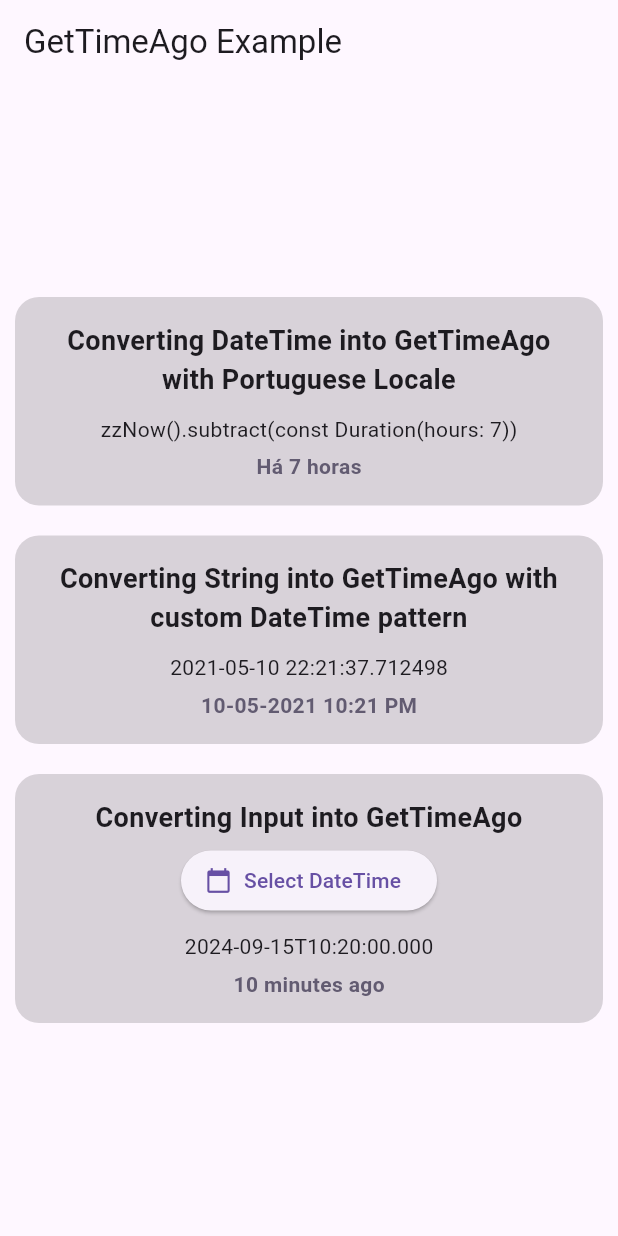
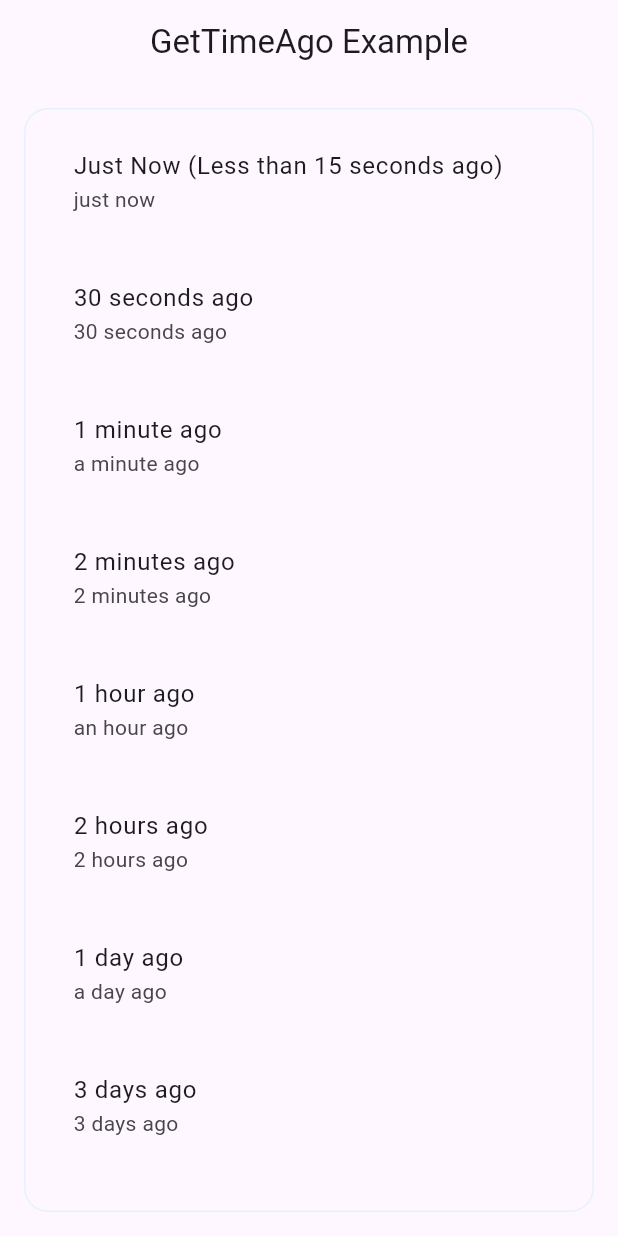
Before and after one commit to nixrajput/get-time-ago, a Flutter app: the screen it shows after launch, on a phone screen of 412 x 824 dp. Run offline on Flutter 3.47's test engine with Material 3 defaults, Android fonts, the light colour scheme and no system bars.

Commit message:
Updated to v2.0.0

```diff
--- a/example/lib/main.dart
+++ b/example/lib/main.dart
@@ -3,163 +3,142 @@ import 'package:get_time_ago/get_time_ago.dart';
 
 void main() {
   WidgetsFlutterBinding.ensureInitialized();
-  runApp(MyApp());
+  runApp(GetTimeAgoExampleApp());
 }
 
-class MyApp extends StatelessWidget {
+class GetTimeAgoExampleApp extends StatelessWidget {
   @override
-  Widget build(BuildContext context) => MaterialApp(
+  Widget build(BuildContext context) {
+    return MaterialApp(
       title: 'GetTimeAgo Example',
-        debugShowCheckedModeBanner: false,
       theme: ThemeData(
         visualDensity: VisualDensity.adaptivePlatformDensity,
         brightness: Brightness.light,
+        primarySwatch: Colors.blue,
       ),
       darkTheme: ThemeData(
         visualDensity: VisualDensity.adaptivePlatformDensity,
         brightness: Brightness.dark,
+        primarySwatch: Colors.blue,
       ),
-        home: HomePage(),
+      home: GetTimeAgoExampleScreen(),
     );
-}
-
-class HomePage extends StatefulWidget {
-  @override
-  _HomePageState createState() => _HomePageState();
-}
-
-class _HomePageState extends State<HomePage> {
-  var _dateTime = DateTime.now().subtract(const Duration(minutes: 10));
-  final _sevenHoursAgo = DateTime.now().subtract(const Duration(hours: 7));
-  final _timestamp = '2021-05-10 22:21:37.712498';
-
-  Future<void> _selectDate() async {
-    var pickedDate = await showDatePicker(
-        context: context,
-        initialDate: DateTime.now(),
-        firstDate: DateTime(1900),
-        lastDate: DateTime.now());
-    if (pickedDate != null) {
-      setState(() {
-        _dateTime = pickedDate;
-      });
   }
 }
 
+class GetTimeAgoExampleScreen extends StatelessWidget {
+  // Helper function to get the DateTime relative to now
+  DateTime _getRelativeDateTime(Duration duration) {
+    return DateTime.now().subtract(duration);
+  }
+
   @override
-  Widget build(BuildContext context) => Scaffold(
+  Widget build(BuildContext context) {
+    return Scaffold(
       appBar: AppBar(
         title: const Text('GetTimeAgo Example'),
+        centerTitle: true,
+        backgroundColor: Theme.of(context).appBarTheme.backgroundColor,
       ),
-        body: Container(
-          padding: const EdgeInsets.all(10.0),
+      body: SafeArea(
         child: Center(
-            child: Column(
-              mainAxisSize: MainAxisSize.min,
-              mainAxisAlignment: MainAxisAlignment.center,
+          child: Container(
+            padding: const EdgeInsets.all(16),
+            margin: const EdgeInsets.all(16),
+            decoration: BoxDecoration(
+              borderRadius: const BorderRadius.all(Radius.circular(16.0)),
+              border: Border.all(color: Colors.blue.shade50),
+            ),
+            child: ListView(
+              shrinkWrap: true,
+              physics: const BouncingScrollPhysics(),
               children: [
-                CustomContainer(
-                  child: Column(
-                    mainAxisSize: MainAxisSize.min,
-                    children: [
-                      const Text(
-                        'Converting DateTime into GetTimeAgo with Portuguese Locale',
-                        textAlign: TextAlign.center,
-                        style: TextStyle(
-                          fontSize: 18.0,
-                          fontWeight: FontWeight.bold,
+                _buildExampleTile(
+                  context,
+                  'Just Now (Less than 15 seconds ago)',
+                  GetTimeAgo.parse(
+                    _getRelativeDateTime(const Duration(seconds: 10)),
                   ),
                 ),
-                      const SizedBox(height: 10.0),
-                      const Text(
-                          "DateTime.now().subtract(const Duration(hours: 7))"),
-                      const SizedBox(height: 5.0),
-                      Text(
-                        GetTimeAgo.parse(_sevenHoursAgo, locale: 'pt'),
-                        style: TextStyle(
-                            color: Theme.of(context).colorScheme.secondary,
-                            fontWeight: FontWeight.bold),
-                      ),
-                    ],
+                _buildExampleTile(
+                  context,
+                  '30 seconds ago',
+                  GetTimeAgo.parse(
+                    _getRelativeDateTime(const Duration(seconds: 30)),
                   ),
                 ),
-                const SizedBox(height: 20.0),
-                CustomContainer(
-                  child: Column(
-                    mainAxisSize: MainAxisSize.min,
-                    children: [
-                      const Text(
-                        'Converting String into GetTimeAgo with custom DateTime pattern',
-                        textAlign: TextAlign.center,
-                        style: TextStyle(
-                          fontSize: 18.0,
-                          fontWeight: FontWeight.bold,
+                _buildExampleTile(
+                  context,
+                  '1 minute ago',
+                  GetTimeAgo.parse(
+                    _getRelativeDateTime(const Duration(minutes: 1)),
                   ),
                 ),
-                      const SizedBox(height: 10.0),
-                      Text(_timestamp),
-                      const SizedBox(height: 5.0),
-                      Text(
+                _buildExampleTile(
+                  context,
+                  '2 minutes ago',
                   GetTimeAgo.parse(
-                          DateTime.parse(_timestamp),
-                          pattern: "dd-MM-yyyy hh:mm aa",
-                        ),
-                        style: TextStyle(
-                            color: Theme.of(context).colorScheme.secondary,
-                            fontWeight: FontWeight.bold),
-                      ),
-                    ],
+                    _getRelativeDateTime(const Duration(minutes: 2)),
                   ),
                 ),
-                const SizedBox(height: 20.0),
-                CustomContainer(
-                  child: Column(
-                    mainAxisSize: MainAxisSize.min,
-                    children: [
-                      const Text(
-                        'Converting Input into GetTimeAgo',
-                        textAlign: TextAlign.center,
-                        style: TextStyle(
-                            fontSize: 18.0, fontWeight: FontWeight.bold),
+                _buildExampleTile(
+                  context,
+                  '1 hour ago',
+                  GetTimeAgo.parse(
+                    _getRelativeDateTime(const Duration(hours: 1)),
                   ),
-                      const SizedBox(height: 5.0),
-                      ElevatedButton.icon(
-                        onPressed: _selectDate,
-                        icon: const Icon(Icons.calendar_today),
-                        label: const Text('Select DateTime'),
                 ),
-                      const SizedBox(height: 10.0),
-                      Text(_dateTime.toIso8601String()),
-                      const SizedBox(height: 5.0),
-                      Text(
-                        GetTimeAgo.parse(_dateTime),
-                        style: TextStyle(
-                          color: Theme.of(context).colorScheme.secondary,
-                          fontWeight: FontWeight.bold,
+                _buildExampleTile(
+                  context,
+                  '2 hours ago',
+                  GetTimeAgo.parse(
+                    _getRelativeDateTime(const Duration(hours: 2)),
+                  ),
+                ),
+                _buildExampleTile(
+                  context,
+                  '1 day ago',
+                  GetTimeAgo.parse(
+                    _getRelativeDateTime(const Duration(days: 1)),
+                  ),
+                ),
+                _buildExampleTile(
+                  context,
+                  '3 days ago',
+                  GetTimeAgo.parse(
+                    _getRelativeDateTime(const Duration(days: 3)),
+                  ),
+                ),
+                _buildExampleTile(
+                  context,
+                  '10 days ago',
+                  GetTimeAgo.parse(
+                    _getRelativeDateTime(const Duration(days: 10)),
+                  ),
+                ),
+                _buildExampleTile(
+                  context,
+                  'Custom format beyond 7 days',
+                  GetTimeAgo.parse(
+                    _getRelativeDateTime(
+                      const Duration(days: 10),
+                    ),
+                    pattern: 'yyyy-MM-dd',
                   ),
                 ),
               ],
             ),
-                )
-              ],
           ),
         ),
       ),
     );
   }
 
-class CustomContainer extends StatelessWidget {
-  final Widget child;
-
-  const CustomContainer({required this.child});
-
-  @override
-  Widget build(BuildContext context) => Container(
-        width: double.infinity,
-        padding: const EdgeInsets.all(16.0),
-        decoration: BoxDecoration(
-            color: Colors.black.withOpacity(0.15),
-            borderRadius: const BorderRadius.all(Radius.circular(16.0))),
-        child: child,
+  Widget _buildExampleTile(BuildContext context, String title, String timeAgo) {
+    return ListTile(
+      title: Text(title),
+      subtitle: Text(timeAgo),
+      isThreeLine: true,
     );
   }
+}
--- a/example/pubspec.yaml
+++ b/example/pubspec.yaml
@@ -1,5 +1,7 @@
 name: get_time_ago_example
 description: Demonstrates how to use the get_time_ago plugin.
+
+version: 1.0.0+1
 
 publish_to: 'none'
 
```
Also changed, not shown: 36 other files. Lines whose indentation alone changed are shown as unchanged.
